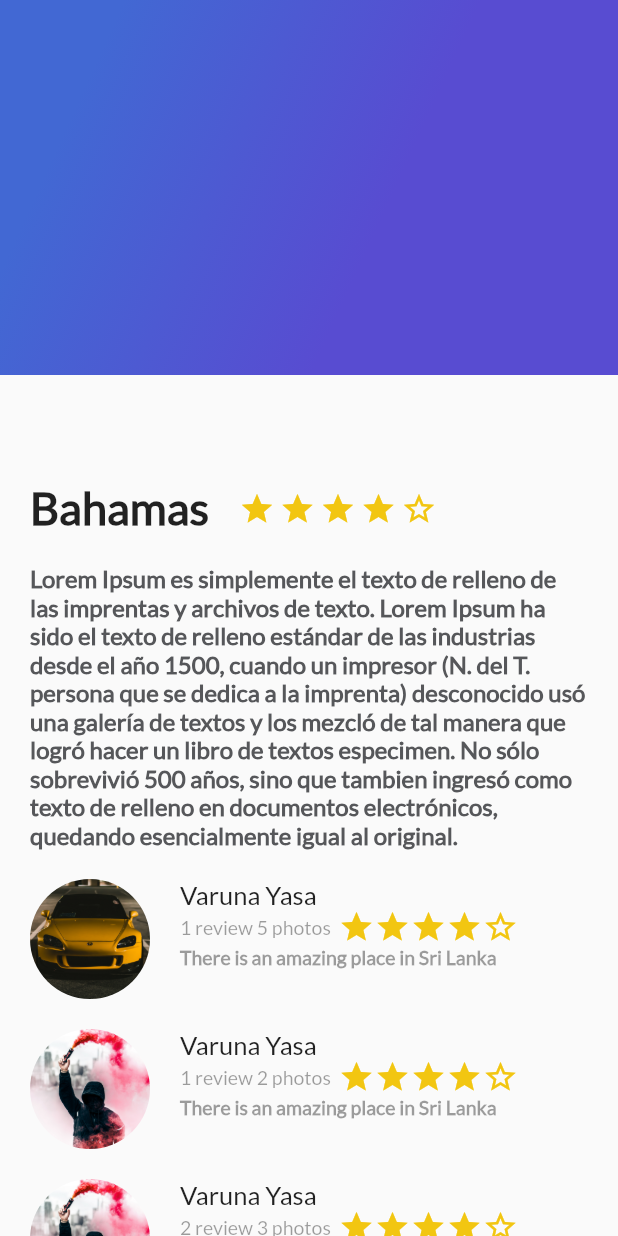
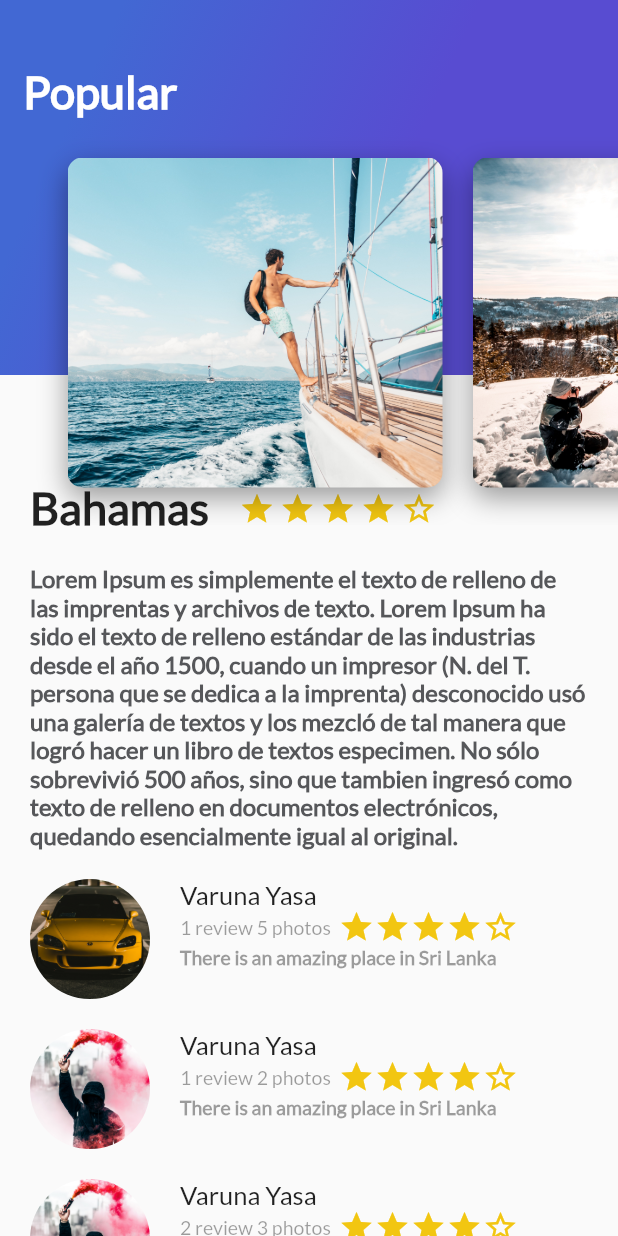
Before and after one commit to hairononsc/platziapp, a Flutter app: the screen it shows after launch, on a phone screen of 412 x 824 dp. Run offline on Flutter 3.47's test engine with Material 2 defaults, Android fonts, the phone set to English and light mode, and no system bars.

Commit message:
Header con Card list agregado

```diff
--- /dev/null
+++ b/lib/card_image.dart
@@ -0,0 +1,41 @@
+import 'package:flutter/material.dart';
+
+class CardImage extends StatelessWidget{
+  String pathImage = "assets/img/aventura.jpg";
+
+  CardImage(this.pathImage);
+
+  @override
+  Widget build(BuildContext context) {
+    // TODO: implement build
+
+    final card =  Container(
+      height: 250,
+      width: 250,
+      margin: EdgeInsets.only(
+        top: 80.0,
+        left: 20.0
+      ),
+      decoration: BoxDecoration(
+        image: DecorationImage(
+          fit: BoxFit.cover,
+          image: AssetImage(pathImage)
+        ),
+        borderRadius: BorderRadius.all(Radius.circular(10.0)),
+        shape: BoxShape.rectangle,
+        boxShadow: <BoxShadow>[
+          BoxShadow(
+            color: Colors.black38,
+            blurRadius: 15.0,
+            offset: Offset(0.0, 7.0)
+          )
+        ]
+      ),
+    );
+
+
+
+    return card;
+  }
+
+}
--- /dev/null
+++ b/lib/card_list.dart
@@ -0,0 +1,23 @@
+import 'package:flutter/material.dart';
+import 'package:platziapp/card_image.dart';
+
+class Card_list extends StatelessWidget{
+  @override
+  Widget build(BuildContext context) {
+    // TODO: implement build
+    return Container(
+      height: 350,
+      child: ListView(
+        padding: EdgeInsets.all(25.0),
+        scrollDirection: Axis.horizontal,
+        children: <Widget>[
+          CardImage("assets/img/aventura.jpg"),
+          CardImage("assets/img/action.jpg"),
+          CardImage("assets/img/beach.jpg"),
+          CardImage("assets/img/puente.jpg")
+        ],
+      ),
+    );
+  }
+
+}
--- a/lib/gradient_back.dart
+++ b/lib/gradient_back.dart
@@ -1,7 +1,8 @@
 import 'package:flutter/material.dart';
-
 class GradientView extends StatelessWidget{
 
+  String title = "Popula";
+  GradientView(this.title);
   Widget build(BuildContext context){
 
     return  Container(
@@ -18,7 +19,18 @@ class GradientView extends StatelessWidget{
               tileMode:TileMode.clamp,
             ),
           ),
-        );
+
+      child: Text(
+        title,
+        style: TextStyle(
+          color: Colors.white,
+          fontSize: 30.0,
+          fontFamily: "Lato",
+          fontWeight: FontWeight.bold
+        ),
+      ),
+      alignment: Alignment(-0.9,-0.6),
+    );
 
   }
 
--- /dev/null
+++ b/lib/header_appBar.dart
@@ -0,0 +1,18 @@
+import 'package:flutter/material.dart';
+import 'package:platziapp/gradient_back.dart';
+import'package:platziapp/card_list.dart';
+
+class HeaderAppBar extends StatelessWidget {
+  @override
+  Widget build(BuildContext context) {
+    // TODO: implement build
+    return Stack(
+      children: <Widget>[
+        GradientView("Popular"),
+        Card_list(),
+
+      ],
+    );
+  }
+
+}
--- a/lib/main.dart
+++ b/lib/main.dart
@@ -1,13 +1,17 @@
 import 'package:flutter/material.dart';
 import 'package:platziapp/review_list.dart';
-import  'package:platziapp/gradient_back.dart';
+import  'package:platziapp/header_appBar.dart';
 import  'package:platziapp/description_place.dart';
+
+
 
 void main() => runApp(MyApp());
 
 class MyApp extends StatelessWidget {
   // This widget is the root of your application.
-  String decriptionDummy =  "Lorem Ipsum es simplemente el texto de relleno de las imprentas y archivos de texto. Lorem Ipsum ha sido el texto de relleno estándar de las industrias desde el año 1500, cuando un impresor (N. del T. persona que se dedica a la imprenta) desconocido usó una galería de textos y los mezcló de tal manera que logró hacer un libro de textos especimen. No sólo sobrevivió 500 años, sino que tambien ingresó como texto de relleno en documentos electrónicos, quedando esencialmente igual al original."; @override
+  String decriptionDummy =  "Lorem Ipsum es simplemente el texto de relleno de las imprentas y archivos de texto. Lorem Ipsum ha sido el texto de relleno estándar de las industrias desde el año 1500, cuando un impresor (N. del T. persona que se dedica a la imprenta) desconocido usó una galería de textos y los mezcló de tal manera que logró hacer un libro de textos especimen. No sólo sobrevivió 500 años, sino que tambien ingresó como texto de relleno en documentos electrónicos, quedando esencialmente igual al original.";
+
+  @override
   Widget build(BuildContext context) {
     return MaterialApp(
       home:Scaffold(
@@ -16,10 +20,13 @@ class MyApp extends StatelessWidget {
             ListView(
               children: <Widget>[
                 DescriptionPlace('Bahamas',4,decriptionDummy),
-                ReviewList()
+                ReviewList(),
+
               ],
             ),
-            GradientView()
+            HeaderAppBar(),
+
+
           ],
         ),
       )
--- a/lib/review_list.dart
+++ b/lib/review_list.dart
@@ -10,7 +10,8 @@ class ReviewList extends StatelessWidget{
       children: <Widget>[
          Review("assets/img/people.jpg","Varuna Yasa","1 review 5 photos","There is an amazing place in Sri Lanka"),
          Review("assets/img/warren2.jpg","Varuna Yasa","1 review 2 photos","There is an amazing place in Sri Lanka"),
-         Review("assets/img/warren1.jpg","Varuna Yasa","2 review 3 photos","There is an amazing place in Sri Lanka")
+         Review("assets/img/warren1.jpg","Varuna Yasa","2 review 3 photos","There is an amazing place in Sri Lanka"),
+         Review("assets/img/people.jpg","Varuna Yasa","1 review 5 photos","There is an amazing place in Sri Lanka"),
       ],
     );
   }
--- a/pubspec.yaml
+++ b/pubspec.yaml
@@ -67,9 +67,8 @@ flutter:
   # For details regarding fonts from package dependencies,
   # see https://flutter.io/custom-fonts/#from-packages
   assets:
-    - assets/img/people.jpg
-    - assets/img/warren1.jpg
-    - assets/img/warren2.jpg
+    - assets/img/
+
 
   fonts:
     - family: Lato
```
Also changed, not shown: assets/img/action.jpg (added), assets/img/aventura.jpg (added), assets/img/puente.jpg (added), 1 other file.
